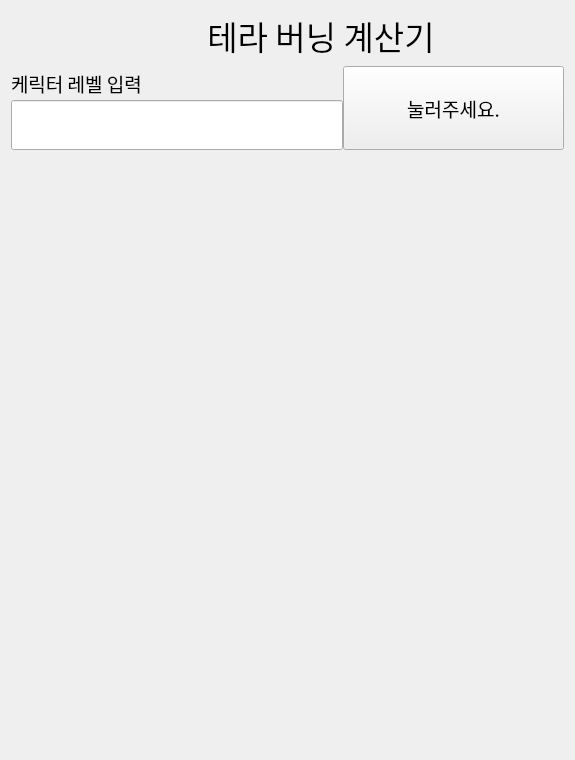
First picture: the form in tera_ui.ui, repository 82lilsak/Tera_burning, before the edit.
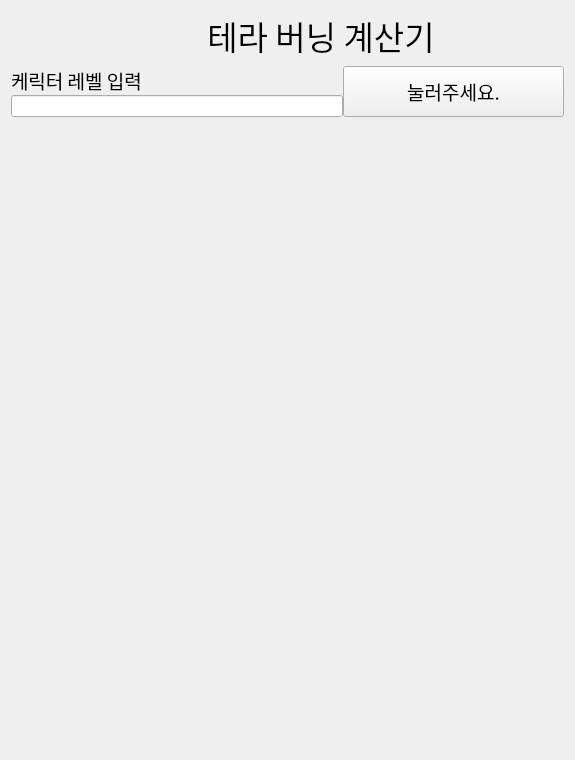
Second picture: the form after the edit. Icons and pictures are not drawn.

Commit message: done need lev

The edit to the form file:
```diff
--- a/tera_ui.ui
+++ b/tera_ui.ui
@@ -25,7 +25,7 @@
   </property>
   <layout class="QVBoxLayout" name="verticalLayout_2">
    <item>
-    <layout class="QVBoxLayout" name="verticalLayout" stretch="0,1,3,4">
+    <layout class="QVBoxLayout" name="verticalLayout" stretch="0,0,3,4,4">
      <property name="sizeConstraint">
       <enum>QLayout::SetFixedSize</enum>
      </property>
```
Left out of the diff: 7 changed lines with no effect on the pictures. The commit also changes 2 other files.
